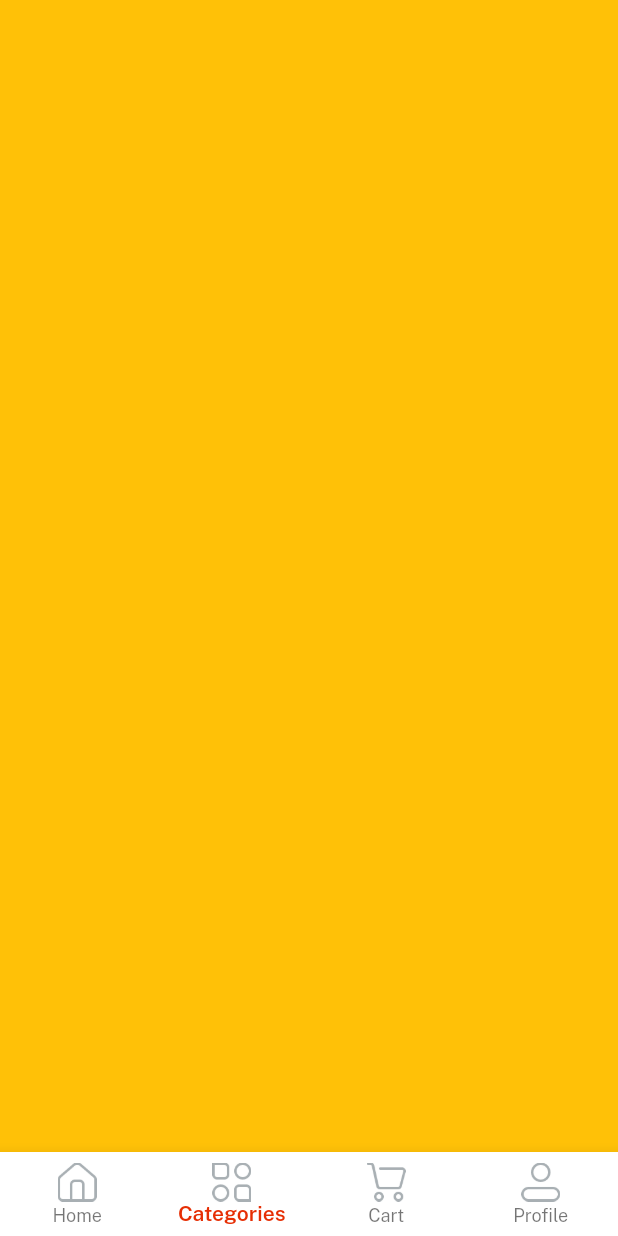
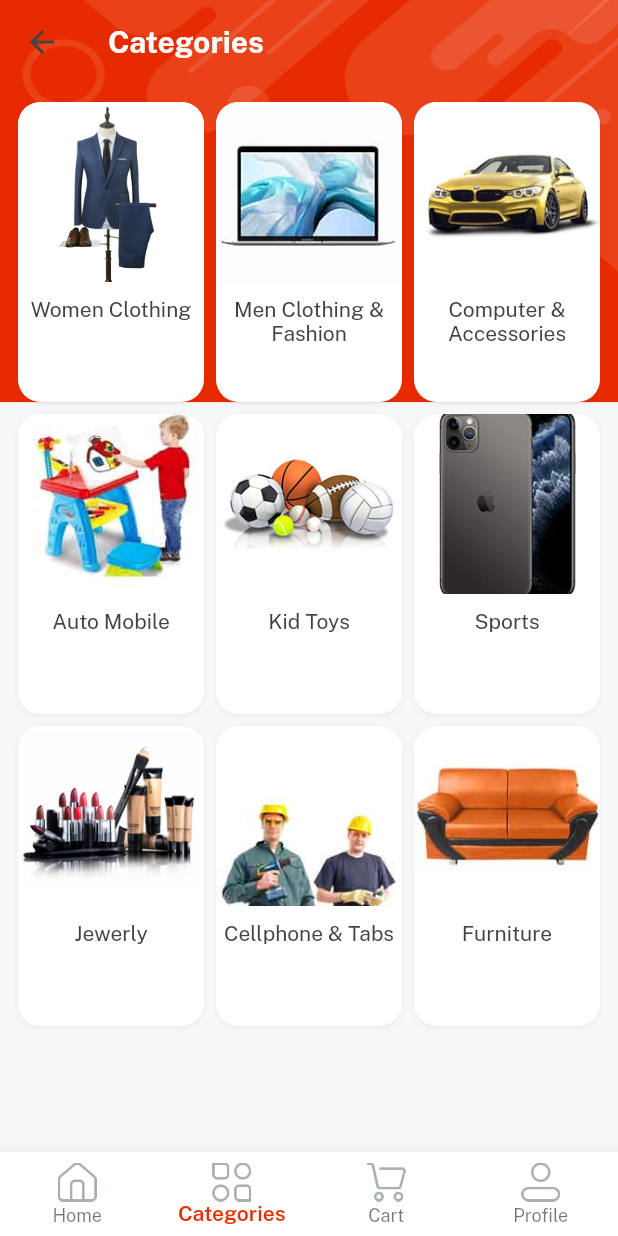
Before and after one commit to Ashu2607/eMart-Flutter, a Flutter app: the Home screen opened directly, item 2 of the bottom bar chosen, on a phone screen of 412 x 824 dp. Run offline on Flutter 3.47's test engine with Material 2 defaults, Android fonts, the phone set to English and light mode, and no system bars; our stand-ins replace get, velocity_x.

Commit message:
Add Category page UI

```diff
--- a/lib/consts/list.dart
+++ b/lib/consts/list.dart
@@ -11,3 +11,26 @@ const featuredImagesList2 = [imgS4, imgS5, imgS6];
 
 const featuredTitle1 = [womenDress, girlsDress, girlsWatched];
 const featuredTitle2 = [boysGlasses, mobilePhone, tShirts];
+
+const categoryList = [
+  womenClothing,
+  menClothingFashion,
+  compAcc,
+  autoMobile,
+  kidToys,
+  sports,
+  jewerly,
+  cellphone,
+  furniture
+];
+const categoryImages = [
+  imgFc1,
+  imgFc2,
+  imgFc3,
+  imgFc4,
+  imgFc5,
+  imgFc6,
+  imgFc7,
+  imgFc8,
+  imgFc9
+];
--- a/lib/consts/strings.dart
+++ b/lib/consts/strings.dart
@@ -41,5 +41,15 @@ const searchanyThing = "Search anything..",
     boysGlasses = "Boy Glasses",
     tShirts = "TShirts",
     girlsDress = "Girls Dress",
-    featuredProduct ="Featured Product"
-    ;
+    featuredProduct = "Featured Product";
+
+// category strings
+const womenClothing = "Women Clothing",
+    menClothingFashion = "Men Clothing & Fashion",
+    compAcc = "Computer & Accessories",
+    autoMobile = "Auto Mobile",
+    kidToys = "Kid Toys",
+    sports = "Sports",
+    jewerly = "Jewerly",
+    cellphone = "Cellphone & Tabs",
+    furniture = "Furniture";
--- a/lib/main.dart
+++ b/lib/main.dart
@@ -17,7 +17,11 @@ class MainApp extends StatelessWidget {
       theme: ThemeData(
         scaffoldBackgroundColor: Colors.transparent,
         fontFamily: regular,
-        appBarTheme: const AppBarTheme(backgroundColor: Colors.transparent),
+        appBarTheme: const AppBarTheme(
+          backgroundColor: Colors.transparent,
+          elevation: 0.0,
+          iconTheme: IconThemeData(color: darkFontGrey),
+        ),
       ),
       home: const SplashScreen(),
     );
--- a/lib/views/category_screen_view/category_screen.dart
+++ b/lib/views/category_screen_view/category_screen.dart
@@ -1,10 +1,59 @@
-import 'package:flutter/material.dart';
+import 'package:emart/common_widgets/bg_widget.dart';
+import 'package:emart/consts/consts.dart';
+import 'package:emart/consts/list.dart';
+import 'package:emart/views/category_screen_view/category_details.dart';
+import 'package:get/get.dart';
 
 class CategoryScreen extends StatelessWidget {
   const CategoryScreen({super.key});
 
   @override
   Widget build(BuildContext context) {
-    return Container(color: Colors.amber);
+    return bgWidget(
+      child: Scaffold(
+        appBar: AppBar(
+          title: categories.text.white.fontFamily(bold).make(),
+        ),
+        body: Container(
+          padding: const EdgeInsets.all(12),
+          child: GridView.builder(
+            itemCount: 9,
+            gridDelegate: const SliverGridDelegateWithFixedCrossAxisCount(
+              crossAxisCount: 3,
+              mainAxisSpacing: 8,
+              crossAxisSpacing: 8,
+              mainAxisExtent: 200,
+            ),
+            itemBuilder: (context, index) {
+              return Column(
+                children: [
+                  Image.asset(
+                    categoryImages[index],
+                    height: 120,
+                    width: 200,
+                    fit: BoxFit.cover,
+                  ),
+                  10.heightBox,
+                  categoryList[index]
+                      .text
+                      .color(darkFontGrey)
+                      .align(TextAlign.center)
+                      .make(),
+                ],
+              )
+                  .box
+                  .white
+                  .rounded
+                  .clip(Clip.antiAlias)
+                  .outerShadowSm
+                  .make()
+                  .onTap(() {
+                Get.to(() => CategoryDetails(title: categoryList[index]));
+              });
+            },
+          ),
+        ),
+      ),
+    );
   }
 }
```
Also changed, not shown: lib/views/category_screen_view/category_details.dart (added, +101 -0 lines), lib/views/category_screen_view/item_details.dart (added, +24 -0 lines).
